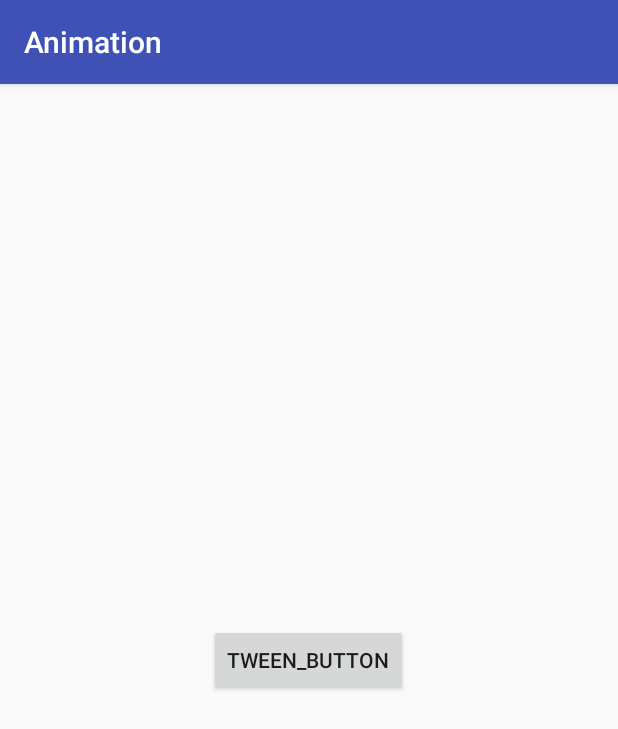
After one commit to shortybin/Android-Animation, an Android app: the TweenAnimationActivity screen opened directly, with no data from a screen before it, on a phone screen of 412 x 824 dp. The commit adds this screen. Shown: the top 729 px of the screen. Run offline under Robolectric (Android 15) with nearby library versions, the phone set to English and light mode, and no system bars.

Commit message:
tween animation commit

```diff
--- a/app/src/main/AndroidManifest.xml
+++ b/app/src/main/AndroidManifest.xml
@@ -28,6 +28,8 @@
         </activity>
         <activity android:name=".EditAnimationActivity">
         </activity>
+        <activity android:name=".tweenanimation.TweenAnimationActivity">
+        </activity>
     </application>
 
 </manifest>
--- a/app/src/main/java/com/example/shrotbin/animation/MainActivity.java
+++ b/app/src/main/java/com/example/shrotbin/animation/MainActivity.java
@@ -10,6 +10,7 @@ import android.widget.Button;
 import com.example.shrotbin.animation.animationset.AnimationSetActivity;
 import com.example.shrotbin.animation.objectAnimation.ObjectAnimationActivity;
 import com.example.shrotbin.animation.objectAnimation.customobjanimation.CustonObjAnimationActivity;
+import com.example.shrotbin.animation.tweenanimation.TweenAnimationActivity;
 import com.example.shrotbin.animation.valueanimation.ValueAnimationActivity;
 import com.example.shrotbin.animation.valueanimation.valueanimationobject.ValueObjActivity;
 
@@ -22,6 +23,7 @@ public class MainActivity extends AppCompatActivity {
     private Button mCustomObjectAnimation;
     private Button mSetAnimation;
     private Button mEditAnimation;
+    private Button mTweenAnimation;
 
     @Override
     protected void onCreate(Bundle savedInstanceState) {
@@ -103,5 +105,13 @@ public class MainActivity extends AppCompatActivity {
                 startActivity(new Intent(MainActivity.this, EditAnimationActivity.class));
             }
         });
+
+        mTweenAnimation= (Button) findViewById(R.id.tween_animation);
+        mTweenAnimation.setOnClickListener(new View.OnClickListener() {
+            @Override
+            public void onClick(View v) {
+                startActivity(new Intent(MainActivity.this, TweenAnimationActivity.class));
+            }
+        });
     }
 }
--- /dev/null
+++ b/app/src/main/java/com/example/shrotbin/animation/tweenanimation/TweenAnimationActivity.java
@@ -0,0 +1,34 @@
+package com.example.shrotbin.animation.tweenanimation;
+
+import android.os.Bundle;
+import android.support.v7.app.AppCompatActivity;
+import android.view.animation.Animation;
+import android.view.animation.AnimationUtils;
+import android.widget.Button;
+
+import com.example.shrotbin.animation.R;
+
+public class TweenAnimationActivity extends AppCompatActivity {
+
+    private Button mTweenButton;
+
+    @Override
+    protected void onCreate(Bundle savedInstanceState) {
+        super.onCreate(savedInstanceState);
+        setContentView(R.layout.activity_tween_animation);
+
+        mTweenButton= (Button) findViewById(R.id.tween_button);
+
+        //xml 中动画
+        /*Animation translateAnimation= AnimationUtils.loadAnimation(this,R.anim.translate_animation);
+        mTweenButton.startAnimation(translateAnimation);*/
+
+        Animation translateAnimation= AnimationUtils.loadAnimation(this,R.anim.set_tween);
+        mTweenButton.startAnimation(translateAnimation);
+
+        //java 代码
+        /*TranslateAnimation translateAnimation=new TranslateAnimation(0,500,0,500);
+        translateAnimation.setDuration(3000);
+        mTweenButton.startAnimation(translateAnimation);*/
+    }
+}
--- /dev/null
+++ b/app/src/main/res/anim/set_tween.xml
@@ -0,0 +1,31 @@
+<?xml version="1.0" encoding="utf-8"?>
+<set xmlns:android="http://schemas.android.com/apk/res/android">
+    <translate
+        android:duration="1000"
+        android:fromXDelta="0"
+        android:fromYDelta="0"
+        android:toXDelta="100"
+        android:toYDelta="100"/>
+
+    <rotate
+        android:duration="1000"
+        android:fromDegrees="0"
+        android:pivotX="50%"
+        android:pivotY="50%"
+        android:toDegrees="360"/>
+
+    <scale
+        android:duration="3000"
+        android:fromXScale="1"
+        android:fromYScale="1"
+        android:pivotX="50%"
+        android:pivotY="50"
+        android:toXScale="2"
+        android:toYScale="2"/>
+
+    <alpha
+        android:duration="5000"
+        android:fromAlpha="1"
+        android:toAlpha="0"/>
+
+</set>
--- /dev/null
+++ b/app/src/main/res/anim/translate_animation.xml
@@ -0,0 +1,9 @@
+<?xml version="1.0" encoding="utf-8"?>
+<translate xmlns:android="http://schemas.android.com/apk/res/android"
+           android:duration="3000"
+           android:startOffset="1000"
+           android:fromXDelta="0"
+           android:toXDelta="500"
+           android:fromYDelta="0"
+           android:toYDelta="500"
+    />
--- a/app/src/main/res/layout/activity_main.xml
+++ b/app/src/main/res/layout/activity_main.xml
@@ -49,4 +49,11 @@
         android:id="@+id/edit_animation"
         />
 
+    <Button
+        android:layout_width="wrap_content"
+        android:layout_height="wrap_content"
+        android:text="tween_animation"
+        android:id="@+id/tween_animation"
+        />
+
 </LinearLayout>
--- /dev/null
+++ b/app/src/main/res/layout/activity_tween_animation.xml
@@ -0,0 +1,16 @@
+<?xml version="1.0" encoding="utf-8"?>
+<LinearLayout
+    xmlns:android="http://schemas.android.com/apk/res/android"
+    android:layout_width="match_parent"
+    android:layout_height="match_parent"
+    android:gravity="center"
+    >
+
+    <Button
+        android:layout_width="wrap_content"
+        android:layout_height="wrap_content"
+        android:text="tween_button"
+        android:id="@+id/tween_button"
+        />
+
+</LinearLayout>
```
